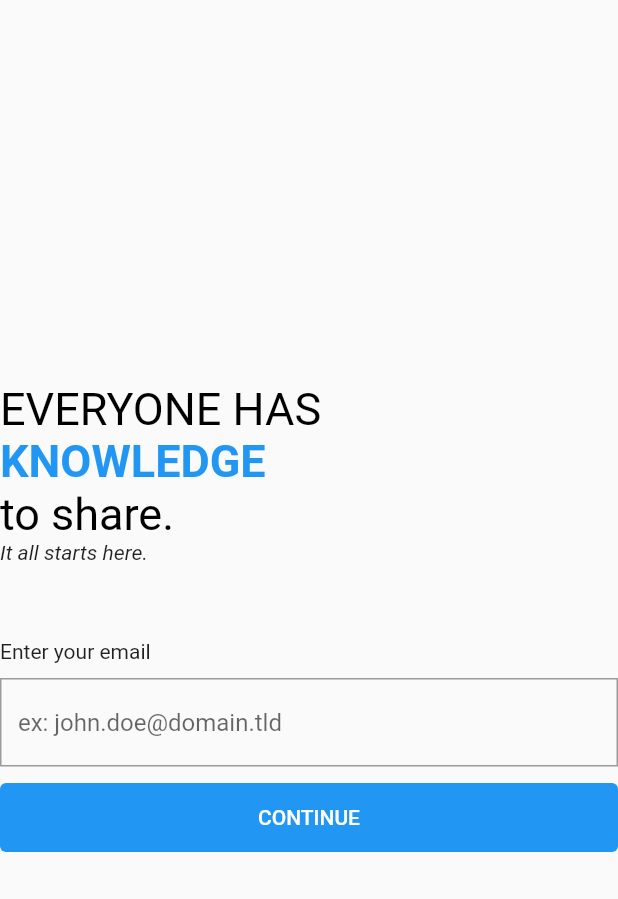
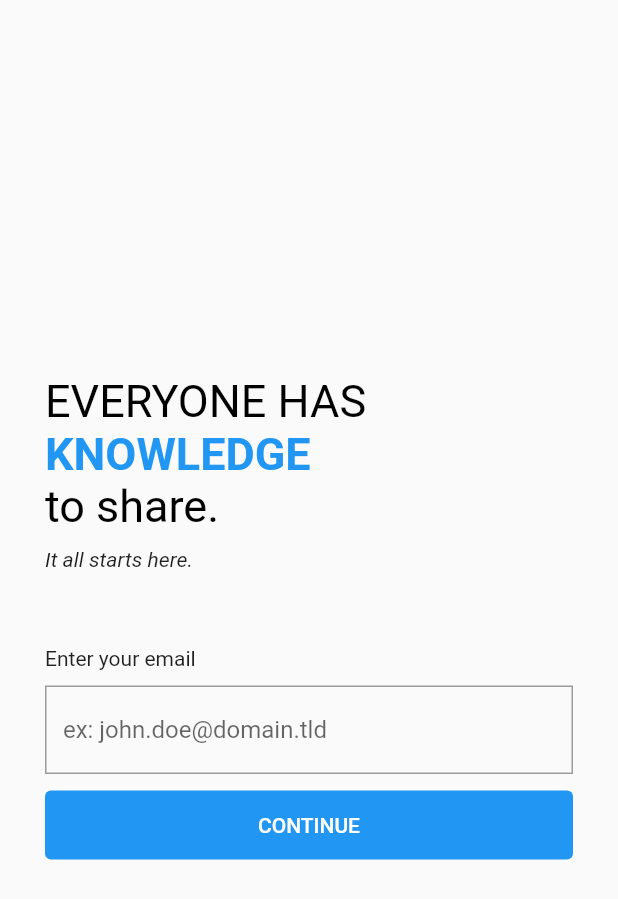
Before and after one commit to MrGreen0000/flutter_formulaire_november2022, a Flutter app: the AuthScreen screen opened directly, on a phone screen of 412 x 824 dp. Shown: the top 899 px of the screen. Run offline on Flutter 3.47's test engine with Material 2 defaults, Android fonts, the phone set to English and light mode, and no system bars.

Commit message:
Creation de la Class TermScreen et mise à jour de la Class AuthScreen

```diff
--- a/lib/main.dart
+++ b/lib/main.dart
@@ -1,4 +1,5 @@
 import 'package:flutter/material.dart';
+import 'package:test_5_formulaire_november2022/screens/guest/Term.dart';
 import 'package:test_5_formulaire_november2022/screens/guest/auth_screen.dart';
 
 void main() => runApp(const App());
@@ -10,8 +11,8 @@ class App extends StatelessWidget {
   Widget build(BuildContext context) {
     return const MaterialApp(
       debugShowCheckedModeBanner: false,
-      title: 'Flutter Demo',
-      home: AuthScreen(),
+      title: 'Leadee',
+      home: TermScreen(),
     );
   }
 }
--- a/lib/screens/guest/auth_screen.dart
+++ b/lib/screens/guest/auth_screen.dart
@@ -13,6 +13,8 @@ class _AuthScreenState extends State<AuthScreen> {
     return SafeArea(
       child: Scaffold(
         body: Center(
+          child: Padding(
+            padding: const EdgeInsets.symmetric(horizontal: 30.0),
             child: SingleChildScrollView(
               child: Column(
                 crossAxisAlignment: CrossAxisAlignment.start,
@@ -35,6 +37,9 @@ class _AuthScreenState extends State<AuthScreen> {
                       ],
                     ),
                   ),
+                  const SizedBox(
+                    height: 10.0,
+                  ),
                   const Text(
                     'It all starts here.',
                     style: TextStyle(fontStyle: FontStyle.italic),
@@ -55,11 +60,13 @@ class _AuthScreenState extends State<AuthScreen> {
                               hintText: 'ex: john.doe@domain.tld',
                               border: OutlineInputBorder(
                                 borderRadius: BorderRadius.circular(0.0),
-                              borderSide: const BorderSide(color: Colors.grey),
+                                borderSide:
+                                    const BorderSide(color: Colors.grey),
                               ),
                               focusedBorder: OutlineInputBorder(
                                 borderRadius: BorderRadius.circular(0.0),
-                              borderSide: const BorderSide(color: Colors.grey),
+                                borderSide:
+                                    const BorderSide(color: Colors.grey),
                               )),
                         ),
                         const SizedBox(
@@ -83,6 +90,7 @@ class _AuthScreenState extends State<AuthScreen> {
             ),
           ),
         ),
+      ),
     );
   }
 }
```
Also changed, not shown: lib/screens/guest/Term.dart (added, +37 -0 lines). Lines whose indentation alone changed are shown as unchanged.
